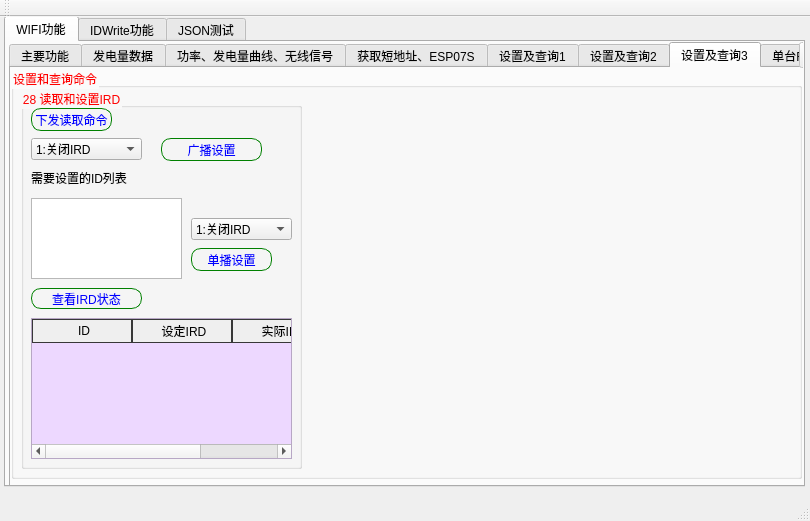
Old version of the form mainwindow.ui in the repository crawler-john/ECU-R-PC.
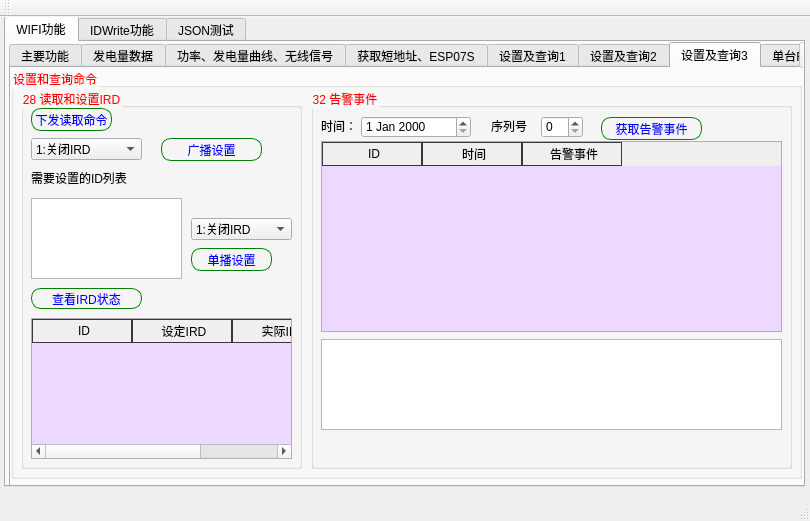
New version of the form. The open tabs and pages were chosen to show the change. Icons and pictures are not drawn.

Commit message: 1.告警事件完成

```diff
--- a/mainwindow.ui
+++ b/mainwindow.ui
@@ -3076,6 +3076,113 @@
           </item>
          </widget>
         </widget>
+        <widget class="QGroupBox" name="groupBox_20">
+         <property name="geometry">
+          <rect>
+           <x>300</x>
+           <y>20</y>
+           <width>481</width>
+           <height>381</height>
+          </rect>
+         </property>
+         <property name="title">
+          <string>32 告警事件</string>
+         </property>
+         <widget class="QDateEdit" name="dateEdit_alarm">
+          <property name="geometry">
+           <rect>
+            <x>50</x>
+            <y>28</y>
+            <width>110</width>
+            <height>22</height>
+           </rect>
+          </property>
+         </widget>
+         <widget class="QLabel" name="label_61">
+          <property name="geometry">
+           <rect>
+            <x>10</x>
+            <y>30</y>
+            <width>31</width>
+            <height>16</height>
+           </rect>
+          </property>
+          <property name="text">
+           <string>时间：</string>
+          </property>
+         </widget>
+         <widget class="QLabel" name="label_71">
+          <property name="geometry">
+           <rect>
+            <x>180</x>
+            <y>30</y>
+            <width>41</width>
+            <height>16</height>
+           </rect>
+          </property>
+          <property name="text">
+           <string>序列号：</string>
+          </property>
+         </widget>
+         <widget class="QSpinBox" name="spinBox_alarm">
+          <property name="geometry">
+           <rect>
+            <x>230</x>
+            <y>28</y>
+            <width>42</width>
+            <height>22</height>
+           </rect>
+          </property>
+         </widget>
+         <widget class="QTableWidget" name="tableWidget_alarmEvent">
+          <property name="geometry">
+           <rect>
+            <x>10</x>
+            <y>53</y>
+            <width>461</width>
+            <height>191</height>
+           </rect>
+          </property>
+          <column>
+           <property name="text">
+            <string>ID</string>
+           </property>
+          </column>
+          <column>
+           <property name="text">
+            <string>时间</string>
+           </property>
+          </column>
+          <column>
+           <property name="text">
+            <string>告警事件</string>
+           </property>
+          </column>
+         </widget>
+         <widget class="QPushButton" name="btn_alarmevent">
+          <property name="geometry">
+           <rect>
+            <x>290</x>
+            <y>29</y>
+            <width>101</width>
+            <height>23</height>
+           </rect>
+          </property>
+          <property name="text">
+           <string>获取告警事件</string>
+          </property>
+         </widget>
+         <widget class="QTextBrowser" name="textBrowser_alarmEvent">
+          <property name="geometry">
+           <rect>
+            <x>10</x>
+            <y>251</y>
+            <width>461</width>
+            <height>91</height>
+           </rect>
+          </property>
+         </widget>
+        </widget>
        </widget>
       </widget>
       <widget class="QWidget" name="tab_3">
```
Left out of the diff: 4 changed lines with no effect on the pictures. The commit also changes 4 other files.
